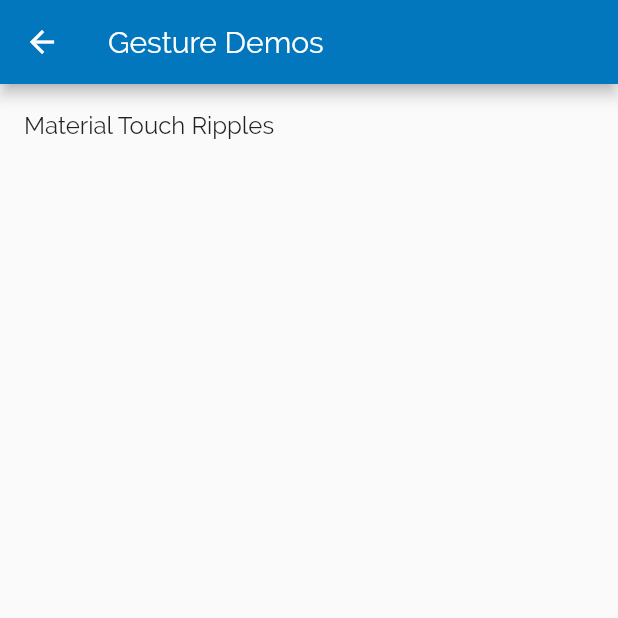
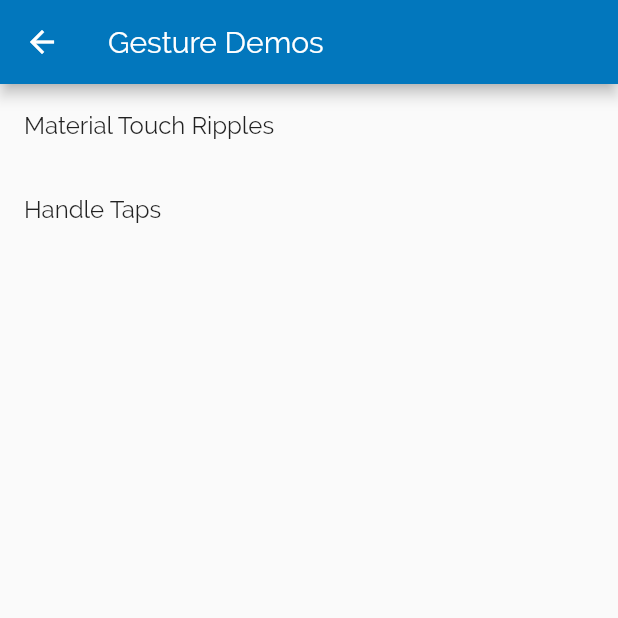
Before and after one commit to MudOnTire/flutter_demos, a Flutter app: the GestureDemos screen opened by its route, on a phone screen of 412 x 824 dp, the top half of it. Run offline on Flutter 3.47's test engine with Material 2 defaults, Android fonts, the phone set to English and light mode, and no system bars.

Commit message:
add handle tap demo

```diff
--- a/lib/main.dart
+++ b/lib/main.dart
@@ -15,6 +15,7 @@ import 'package:flutter_layout_demo/pages/form/FormValidation.dart';
 import 'package:flutter_layout_demo/pages/form/HandleInputChange.dart';
 import 'package:flutter_layout_demo/pages/form/RetrieveInputValue.dart';
 import 'package:flutter_layout_demo/pages/gesture/Demos.dart';
+import 'package:flutter_layout_demo/pages/gesture/HandleTaps.dart';
 import 'package:flutter_layout_demo/pages/gesture/TouchRipples.dart';
 import 'package:flutter_layout_demo/pages/home.dart';
 import 'package:flutter_layout_demo/pages/layout/layout.dart';
@@ -53,6 +54,7 @@ class MyApp extends StatelessWidget {
           // gesture
           '/gesture': (context) => GestureDemos(),
           '/gesture/touch-ripples': (context) => TouchRipplesApp(),
+          '/gesture/handle-taps': (context) => HandleTapsApp(),
           // animation
           '/animation': (context) => AnimationDemos(),
           '/animation/page-transition': (context) => RTScreenOne(),
--- a/lib/pages/gesture/Demos.dart
+++ b/lib/pages/gesture/Demos.dart
@@ -12,6 +12,12 @@ class GestureDemos extends StatelessWidget {
             onTap: () {
               Navigator.pushNamed(context, '/gesture/touch-ripples');
             },
+          ),
+          ListTile(
+            title: Text('Handle Taps'),
+            onTap: () {
+              Navigator.pushNamed(context, '/gesture/handle-taps');
+            },
           )
         ],
       ),
```
Also changed, not shown: lib/pages/gesture/HandleTaps.dart (added, +29 -0 lines).
